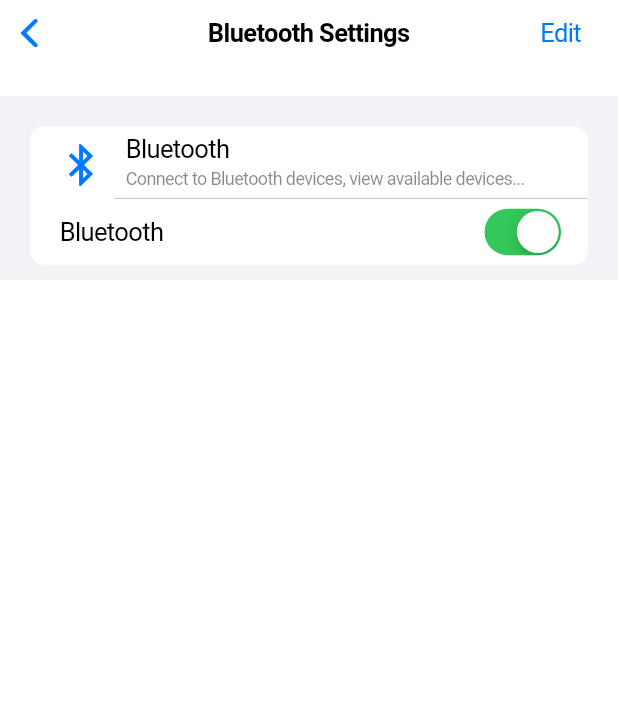
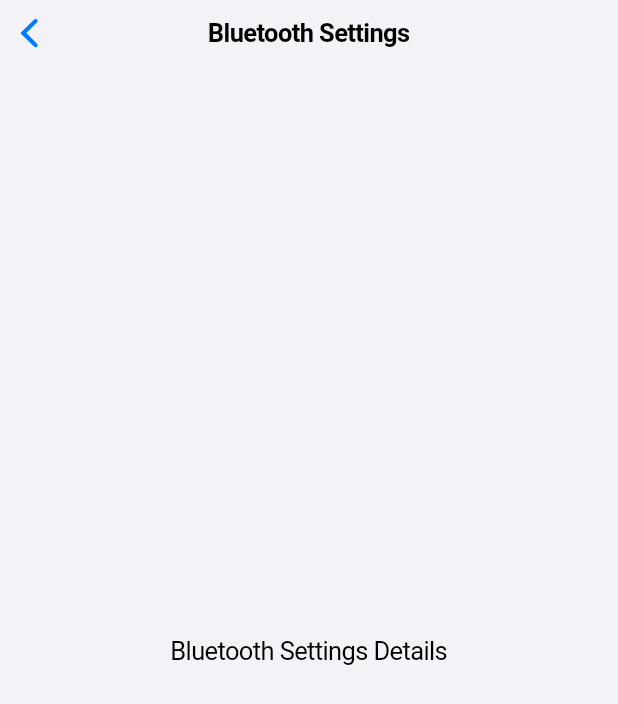
Before and after one commit to megan-esguerra/settings_midterm_activity, a Flutter app: the screen it shows after launch, after a tap on "Wi-Fi", after a tap on "Bluetooth", on a phone screen of 412 x 824 dp. Shown: the top 704 px of the screen. Run offline on Flutter 3.47's test engine with Material 3 defaults, Android fonts, the phone set to English and light mode, and no system bars.

Commit message:
modify light mode dark mode

```diff
--- a/lib/main.dart
+++ b/lib/main.dart
@@ -10,9 +10,12 @@ class MyApp extends StatelessWidget {
 
   @override
   Widget build(BuildContext context) {
-    return const CupertinoApp(
+    return CupertinoApp(
       debugShowCheckedModeBanner: false,
-      home: SettingsPage(),
+      theme: CupertinoThemeData(
+        brightness: Brightness.light, // Default to light mode
+      ),
+      home: const SettingsPage(),
     );
   }
 }
@@ -29,7 +32,7 @@ class SettingsPage extends StatelessWidget {
       child: ListView(
         children: [
           const SizedBox(height: 20),
-          _buildSettingsSection([
+          _buildSettingsSection(context, [
             _buildTile(
               Icons.airplanemode_active,
               "Airplane Mode",
@@ -98,10 +101,13 @@ class SettingsPage extends StatelessWidget {
     );
   }
 
-  Widget _buildSettingsSection(List<Widget> tiles) {
+  Widget _buildSettingsSection(BuildContext context, List<Widget> tiles) {
+    final isDarkMode = CupertinoTheme.brightnessOf(context) == Brightness.dark;
     return Container(
       decoration: BoxDecoration(
-        color: CupertinoColors.darkBackgroundGray, // Updated background color
+        color: isDarkMode
+            ? CupertinoColors.darkBackgroundGray
+            : CupertinoColors.white,
         borderRadius: BorderRadius.circular(10),
       ),
       margin: const EdgeInsets.symmetric(horizontal: 10),
@@ -123,9 +129,16 @@ class _WifiSettingsPageState extends State<WifiSettingsPage> {
   bool activityIndicator = true;
   @override
   Widget build(BuildContext context) {
+    final isDarkMode = CupertinoTheme.brightnessOf(context) == Brightness.dark;
     return CupertinoPageScaffold(
+      backgroundColor: isDarkMode
+          ? CupertinoColors.black
+          : CupertinoColors.systemGrey6,
       navigationBar: CupertinoNavigationBar(
-        middle: Text("WiFi"),
+        backgroundColor: isDarkMode
+            ? CupertinoColors.black
+            : CupertinoColors.systemGrey6,
+        middle: Text("Settings"),
         trailing: CupertinoButton(
           padding: EdgeInsets.zero,
           child: Text("Edit", style: TextStyle(color: CupertinoColors.activeBlue)),
@@ -139,6 +152,9 @@ class _WifiSettingsPageState extends State<WifiSettingsPage> {
           children: [
             SizedBox(height: 20),
             CupertinoListSection.insetGrouped(
+              backgroundColor: isDarkMode
+                  ? CupertinoColors.black
+                  : CupertinoColors.systemGrey6,
               children: [
                 CupertinoListTile(
                   leading: Icon(CupertinoIcons.wifi, size: 32),
@@ -169,56 +185,25 @@ class _WifiSettingsPageState extends State<WifiSettingsPage> {
   }
 }
 
-// Updated page for Bluetooth settings.
-class BluetoothSettingsPage extends StatefulWidget {
-  const BluetoothSettingsPage({super.key});
-
-  @override
-  _BluetoothSettingsPageState createState() => _BluetoothSettingsPageState();
-}
-
-class _BluetoothSettingsPageState extends State<BluetoothSettingsPage> {
-  bool isBluetoothEnabled = true;
+// Dummy page for Bluetooth settings.
+class BluetoothSettingsPage extends StatelessWidget {
+  const BluetoothSettingsPage({Key? key}) : super(key: key);
 
   @override
   Widget build(BuildContext context) {
+    final isDarkMode = CupertinoTheme.brightnessOf(context) == Brightness.dark;
     return CupertinoPageScaffold(
+      backgroundColor: isDarkMode
+          ? CupertinoColors.black
+          : CupertinoColors.systemGrey6,
       navigationBar: CupertinoNavigationBar(
+        backgroundColor: isDarkMode
+            ? CupertinoColors.black
+            : CupertinoColors.systemGrey6,
         middle: Text("Bluetooth Settings"),
-        trailing: CupertinoButton(
-          padding: EdgeInsets.zero,
-          child: Text("Edit", style: TextStyle(color: CupertinoColors.activeBlue)),
-          onPressed: () {
-            // Handle Edit action
-          },
-        ),
       ),
-      child: SafeArea(
-        child: Column(
-          children: [
-            SizedBox(height: 20),
-            CupertinoListSection.insetGrouped(
-              children: [
-                CupertinoListTile(
-                  leading: Icon(CupertinoIcons.bluetooth, size: 32),
-                  title: Text("Bluetooth"),
-                  subtitle: Text("Connect to Bluetooth devices, view available devices..."),
-                ),
-                CupertinoListTile(
-                  title: Text("Bluetooth"),
-                  trailing: CupertinoSwitch(
-                    value: isBluetoothEnabled,
-                    onChanged: (bool value) {
-                      setState(() {
-                        isBluetoothEnabled = value;
-                      });
-                    },
-                  ),
-                ),
-              ],
-            ),
-          ],
-        ),
+      child: const Center(
+        child: Text("Bluetooth Settings Details"),
       ),
     );
   }
```
